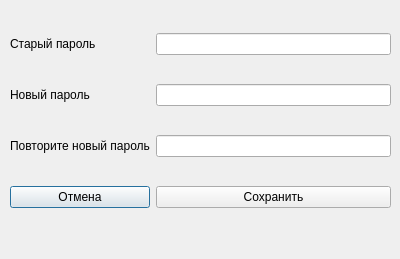
The window that Qt/Lab_1/changepass.ui (avasyutkin/term_2) describes before a commit, drawn with Qt 5.
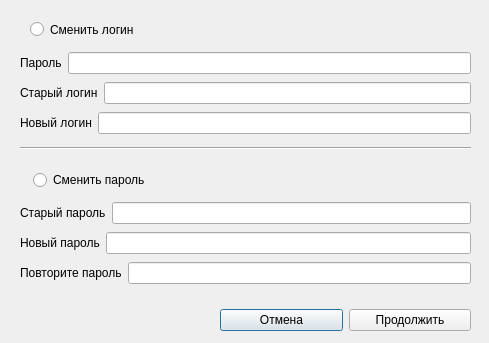
The same window after the commit.

Patch:
```diff
--- a/Qt/Lab_1/changepass.ui
+++ b/Qt/Lab_1/changepass.ui
@@ -6,72 +6,189 @@
    <rect>
     <x>0</x>
     <y>0</y>
-    <width>400</width>
-    <height>259</height>
+    <width>489</width>
+    <height>343</height>
    </rect>
   </property>
   <property name="windowTitle">
    <string>Изменить пароль</string>
   </property>
+  <widget class="Line" name="line">
+   <property name="geometry">
+    <rect>
+     <x>20</x>
+     <y>140</y>
+     <width>451</width>
+     <height>16</height>
+    </rect>
+   </property>
+   <property name="orientation">
+    <enum>Qt::Horizontal</enum>
+   </property>
+  </widget>
   <widget class="QWidget" name="layoutWidget">
    <property name="geometry">
     <rect>
-     <x>10</x>
-     <y>10</y>
-     <width>381</width>
-     <height>221</height>
+     <x>20</x>
+     <y>200</y>
+     <width>451</width>
+     <height>86</height>
     </rect>
    </property>
-   <layout class="QGridLayout" name="gridLayout">
-    <item row="0" column="0">
-     <widget class="QLabel" name="label">
-      <property name="text">
-       <string>Старый пароль</string>
-      </property>
-     </widget>
+   <layout class="QVBoxLayout" name="verticalLayout_2">
+    <item>
+     <layout class="QHBoxLayout" name="horizontalLayout_4">
+      <item>
+       <widget class="QLabel" name="label_6">
+        <property name="text">
+         <string>Старый пароль</string>
+        </property>
+       </widget>
+      </item>
+      <item>
+       <widget class="QLineEdit" name="oldpass">
+        <property name="text">
+         <string/>
+        </property>
+       </widget>
+      </item>
+     </layout>
     </item>
-    <item row="0" column="1">
-     <widget class="QLineEdit" name="oldpass"/>
+    <item>
+     <layout class="QHBoxLayout" name="horizontalLayout_5">
+      <item>
+       <widget class="QLabel" name="newpass_2">
+        <property name="text">
+         <string>Новый пароль</string>
+        </property>
+       </widget>
+      </item>
+      <item>
+       <widget class="QLineEdit" name="newpass"/>
+      </item>
+     </layout>
     </item>
-    <item row="1" column="0">
-     <widget class="QLabel" name="label_2">
-      <property name="text">
-       <string>Новый пароль</string>
-      </property>
-     </widget>
+    <item>
+     <layout class="QHBoxLayout" name="horizontalLayout_6">
+      <item>
+       <widget class="QLabel" name="label_8">
+        <property name="text">
+         <string>Повторите пароль</string>
+        </property>
+       </widget>
+      </item>
+      <item>
+       <widget class="QLineEdit" name="newpass3"/>
+      </item>
+     </layout>
     </item>
-    <item row="1" column="1">
-     <widget class="QLineEdit" name="newpass">
-      <property name="echoMode">
-       <enum>QLineEdit::Password</enum>
-      </property>
-     </widget>
+   </layout>
+  </widget>
+  <widget class="QRadioButton" name="radioButton">
+   <property name="geometry">
+    <rect>
+     <x>30</x>
+     <y>20</y>
+     <width>161</width>
+     <height>19</height>
+    </rect>
+   </property>
+   <property name="text">
+    <string>Сменить логин</string>
+   </property>
+  </widget>
+  <widget class="QRadioButton" name="radioButton_2">
+   <property name="geometry">
+    <rect>
+     <x>33</x>
+     <y>170</y>
+     <width>241</width>
+     <height>20</height>
+    </rect>
+   </property>
+   <property name="text">
+    <string>Сменить пароль</string>
+   </property>
+  </widget>
+  <widget class="QWidget" name="">
+   <property name="geometry">
+    <rect>
+     <x>20</x>
+     <y>50</y>
+     <width>451</width>
+     <height>86</height>
+    </rect>
+   </property>
+   <layout class="QVBoxLayout" name="verticalLayout">
+    <item>
+     <layout class="QHBoxLayout" name="horizontalLayout_2">
+      <item>
+       <widget class="QLabel" name="label_3">
+        <property name="text">
+         <string>Пароль</string>
+        </property>
+       </widget>
+      </item>
+      <item>
+       <widget class="QLineEdit" name="pass"/>
+      </item>
+     </layout>
     </item>
-    <item row="2" column="0">
-     <widget class="QLabel" name="label_3">
-      <property name="text">
-       <string>Повторите новый пароль</string>
-      </property>
-     </widget>
+    <item>
+     <layout class="QHBoxLayout" name="horizontalLayout">
+      <item>
+       <widget class="QLabel" name="label_2">
+        <property name="text">
+         <string>Старый логин</string>
+        </property>
+       </widget>
+      </item>
+      <item>
+       <widget class="QLineEdit" name="oldlogin">
+        <property name="text">
+         <string/>
+        </property>
+       </widget>
+      </item>
+     </layout>
     </item>
-    <item row="2" column="1">
-     <widget class="QLineEdit" name="newpass3">
-      <property name="echoMode">
-       <enum>QLineEdit::Password</enum>
-      </property>
-     </widget>
+    <item>
+     <layout class="QHBoxLayout" name="horizontalLayout_3">
+      <item>
+       <widget class="QLabel" name="label_4">
+        <property name="text">
+         <string>Новый логин</string>
+        </property>
+       </widget>
+      </item>
+      <item>
+       <widget class="QLineEdit" name="newlog"/>
+      </item>
+     </layout>
     </item>
-    <item row="3" column="0">
-     <widget class="QPushButton" name="pushButton_2">
-      <property name="text">
-       <string>Отмена</string>
-      </property>
-     </widget>
-    </item>
-    <item row="3" column="1">
+   </layout>
+  </widget>
+  <widget class="QWidget" name="">
+   <property name="geometry">
+    <rect>
+     <x>220</x>
+     <y>300</y>
+     <width>251</width>
+     <height>41</height>
+    </rect>
+   </property>
+   <layout class="QHBoxLayout" name="horizontalLayout_7">
+    <item>
      <widget class="QPushButton" name="pushButton">
       <property name="text">
-       <string>Сохранить</string>
+       <string>Отмена</string>
+      </property>
+     </widget>
+    </item>
+    <item>
+     <widget class="QPushButton" name="pushButton_2">
+      <property name="text">
+       <string>Продолжить</string>
       </property>
      </widget>
     </item>
```
